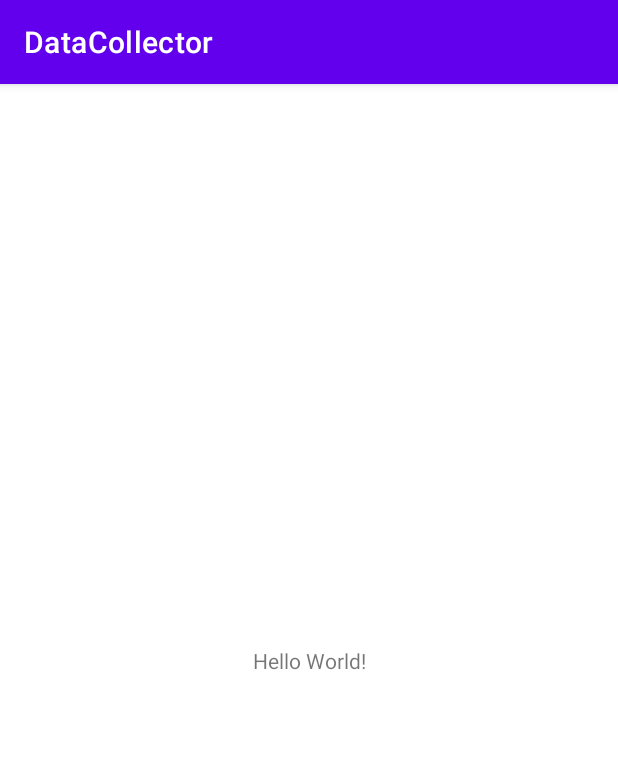
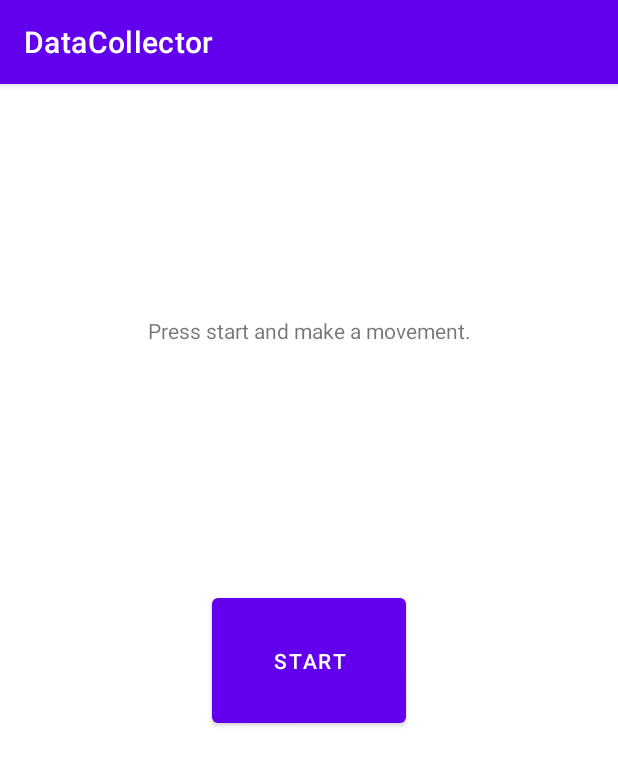
Before and after one commit to djocraveiro/duck-catch-and-fit, an Android app: the screen it shows after launch (MainActivity), on a phone screen of 412 x 824 dp. Shown: the top 766 px of the screen. Run offline under Robolectric (Android 15) with nearby library versions, the phone set to English and light mode, and no system bars.

Commit message:
Collect data to CSV

```diff
--- /dev/null
+++ b/DataCollector/app/src/main/java/com/duckcatchandfit/datacollector/CsvExporter.java
@@ -0,0 +1,97 @@
+package com.duckcatchandfit.datacollector;
+
+import android.Manifest;
+import android.app.Activity;
+import android.content.Context;
+import android.content.pm.PackageManager;
+import android.util.Log;
+import androidx.core.app.ActivityCompat;
+import androidx.core.content.ContextCompat;
+
+import java.io.IOException;
+import java.io.OutputStreamWriter;
+
+/* Sources:
+ * https://stackoverflow.com/questions/14376807/read-write-string-from-to-a-file-in-android
+ * https://www.geeksforgeeks.org/external-storage-in-android-with-example/
+ */
+public class CsvExporter {
+
+    //#region Fields
+
+    private final String fileName;
+    private final String colSeparator = ";";
+
+    //#endregion
+
+    //#region Initializers
+
+    public CsvExporter(String fileName) {
+        this.fileName = fileName;
+    }
+
+    //#endregion
+
+    //#region Public Methods
+
+    public boolean requestPermissions(Activity activity) {
+        return (requestReadExternalStoragePermission(activity) &&
+            requestWriteExternalStoragePermission(activity));
+    }
+
+    public void writeHeader(Context context, ICsvData data) {
+        writeToFile(context, data.toCsvHeader(this.colSeparator));
+    }
+
+    public void writeToFile(Context context, ICsvData data) {
+        writeToFile(context, data.toCsvRow(this.colSeparator));
+    }
+
+    public void writeToFile(Context context, String data) {
+        try {
+            OutputStreamWriter outputStreamWriter = new OutputStreamWriter(
+                context.openFileOutput(this.fileName, Context.MODE_PRIVATE));
+            outputStreamWriter.write(data);
+            outputStreamWriter.close();
+        }
+        catch (IOException ex) {
+            Log.e("Exception", "File write failed: " + ex);
+        }
+    }
+
+    //#endregion
+
+    //#region Private Methods
+
+    private boolean requestReadExternalStoragePermission(Activity activity) {
+        int canReadState = ContextCompat.checkSelfPermission(activity,
+            Manifest.permission.READ_EXTERNAL_STORAGE);
+
+        boolean canRead = canReadState != PackageManager.PERMISSION_GRANTED;
+
+        if (!canRead) {
+            ActivityCompat.requestPermissions(activity,
+                new String[] { Manifest.permission.READ_EXTERNAL_STORAGE },
+                canReadState);
+        }
+
+        return canRead;
+    }
+
+    private boolean requestWriteExternalStoragePermission(Activity activity) {
+        int canWriteState = ContextCompat.checkSelfPermission(activity,
+            Manifest.permission.WRITE_EXTERNAL_STORAGE);
+
+        boolean canWrite = canWriteState != PackageManager.PERMISSION_GRANTED;
+
+        if (!canWrite) {
+            ActivityCompat.requestPermissions(activity,
+                new String[] { Manifest.permission.WRITE_EXTERNAL_STORAGE },
+                canWriteState);
+        }
+
+        return canWrite;
+    }
+
+    //#endregion
+}
--- /dev/null
+++ b/DataCollector/app/src/main/java/com/duckcatchandfit/datacollector/HumanActivityReading.java
@@ -0,0 +1,114 @@
+package com.duckcatchandfit.datacollector;
+
+import android.annotation.SuppressLint;
+import androidx.annotation.NonNull;
+
+import java.text.SimpleDateFormat;
+import java.util.*;
+import java.util.stream.Collectors;
+
+import static java.util.stream.Collectors.toList;
+
+public class HumanActivityReading implements Cloneable, ICsvData {
+
+    //#region Constants
+
+    public static final String JUMP_LEFT = "jump_left";
+    public static final String JUMP_RIGHT = "jump_right";
+
+    //#endregion
+
+    //#region Fields
+
+    private final int instanceSize;
+    private Date startDate;
+    private Date endDate;
+    private List<float[]> accelerometerReadings;
+    private List<float[]> gyroscopeReadings;
+    private String label;
+
+    //#endregion
+
+    //#region Initializers
+
+    public HumanActivityReading(int instanceSize) {
+        this.instanceSize = instanceSize;
+        this.startDate = new Date();
+        this.endDate = new Date();
+        this.accelerometerReadings = new ArrayList<>(instanceSize);
+        this.gyroscopeReadings = new ArrayList<>(instanceSize);
+        this.label = "";
+    }
+
+    //#endregion
+
+    //#region Properties
+
+    public Date getStartDate() { return startDate; }
+    public void setStartDate(Date startDate) { this.startDate = startDate; }
+
+    public Date getEndDate() { return endDate; }
+    public void setEndDate(Date endDate) { this.endDate = endDate; }
+
+    public List<float[]> getAccelerometerReadings() { return accelerometerReadings; }
+
+    public List<float[]> getGyroscopeReadings() { return gyroscopeReadings; }
+
+    public String getLabel() { return label; }
+    public void setLabel(String label) { this.label = label; }
+
+    //#endregion
+
+    //#region Public Methods
+
+    //#region Cloneable Methods
+
+    @NonNull
+    @Override
+    public Object clone() {
+        HumanActivityReading clone = new HumanActivityReading(this.instanceSize);
+
+        clone.startDate = (Date)this.startDate.clone();
+        clone.endDate = (Date)this.endDate.clone();
+        clone.accelerometerReadings = this.accelerometerReadings.stream()
+            .map(float[]::clone).collect(toList());
+        clone.gyroscopeReadings = this.gyroscopeReadings.stream()
+                .map(float[]::clone).collect(toList());
+
+        return clone;
+    }
+
+    //#endregion
+
+    //#region ICsvData Methods
+
+    @Override
+    public String toCsvHeader(String colSeparator) {
+        return "startDate" + colSeparator +
+            "endDate" + colSeparator +
+            "accelerometer" + colSeparator +
+            "gyroscope" + colSeparator +
+            "label";
+    }
+
+    @Override
+    public String toCsvRow(String colSeparator) {
+        @SuppressLint("SimpleDateFormat")
+        SimpleDateFormat dateFormat = new SimpleDateFormat("yyyy-MM-dd'T'HH:mm:ss.SSSXXX");
+        dateFormat.setTimeZone(TimeZone.getTimeZone("UTC"));
+
+        return dateFormat.format(getStartDate()) + colSeparator +
+                dateFormat.format(getEndDate()) + colSeparator +
+            getAccelerometerReadings().stream()
+                .map(n -> Arrays.toString(n))
+                .collect(Collectors.joining(",", "[", "]")) + colSeparator +
+            getGyroscopeReadings().stream()
+                    .map(n -> Arrays.toString(n))
+                    .collect(Collectors.joining(",", "[", "]")) + colSeparator +
+            getLabel();
+    }
+
+    //#endregion
+
+    //#endregion
+}
--- /dev/null
+++ b/DataCollector/app/src/main/java/com/duckcatchandfit/datacollector/ICsvData.java
@@ -0,0 +1,9 @@
+package com.duckcatchandfit.datacollector;
+
+public interface ICsvData {
+
+    String toCsvHeader(String colSeparator);
+
+    String toCsvRow(String colSeparator);
+
+}
--- a/DataCollector/app/src/main/java/com/duckcatchandfit/datacollector/MainActivity.java
+++ b/DataCollector/app/src/main/java/com/duckcatchandfit/datacollector/MainActivity.java
@@ -1,13 +1,97 @@
 package com.duckcatchandfit.datacollector;
 
+import android.view.View;
+import android.widget.TextView;
+import android.widget.Toast;
 import androidx.appcompat.app.AppCompatActivity;
 import android.os.Bundle;
 
 public class MainActivity extends AppCompatActivity {
 
+    //#region Fields
+
+    private final DataCollector dataCollector = new DataCollector();
+    private  final CsvExporter csvExporter = new CsvExporter("test_file.csv");
+
+    //#endregion
+
+    //#region Public Methods
+
     @Override
     protected void onCreate(Bundle savedInstanceState) {
         super.onCreate(savedInstanceState);
         setContentView(R.layout.activity_main);
+
+        showMessage(getString(R.string.press_start_message));
     }
+
+    @Override
+    protected void onResume() {
+        super.onResume();
+
+        if (csvExporter.requestPermissions(this)) {
+            Toast.makeText(this, getString(R.string.ready), Toast.LENGTH_SHORT).show();
+            csvExporter.writeHeader(this, dataCollector.getReading());
+        }
+        else {
+            Toast.makeText(this, getString(R.string.permission_required), Toast.LENGTH_SHORT).show();
+        }
+    }
+
+    //#region Listeners
+
+    public void onStartClick(View v) {
+        setActivityRecording(true);
+
+        dataCollector.start(this);
+        showMessage(getString(R.string.report_movment_message));
+    }
+
+    public void onJumpLeftClick(View v) {
+        handleMovement(HumanActivityReading.JUMP_LEFT);
+    }
+
+    public void onJumpRightClick(View v) {
+        handleMovement(HumanActivityReading.JUMP_RIGHT);
+    }
+
+    //#endregion
+
+    //#endregion
+
+    //#region Private Methods
+
+    private void handleMovement(String label) {
+        setActivityRecording(false);
+
+        dataCollector.stop();
+
+        HumanActivityReading reading = dataCollector.getReading();
+        reading.setLabel(label);
+
+        csvExporter.writeToFile(this, reading);
+    }
+
+    private void showMessage(String message) {
+        TextView textView = findViewById(R.id.textView);
+        textView.setText(message);
+    }
+
+    private void setActivityRecording(boolean recording) {
+        int startVisibility = recording
+                ? View.INVISIBLE
+                : View.VISIBLE;
+
+        findViewById(R.id.buttonStart).setVisibility(startVisibility);
+
+        int movementsVisibility = recording
+                ? View.VISIBLE
+                : View.INVISIBLE;
+
+        findViewById(R.id.buttonJumpLeft).setVisibility(movementsVisibility);
+        findViewById(R.id.buttonJumpRight).setVisibility(movementsVisibility);
+    }
+
+    //#endregion
+
 }
--- a/DataCollector/app/src/main/res/layout/activity_main.xml
+++ b/DataCollector/app/src/main/res/layout/activity_main.xml
@@ -6,13 +6,42 @@
         android:layout_width="match_parent"
         android:layout_height="match_parent"
         tools:context=".MainActivity">
+    <Button
+            android:text="@string/start"
+            android:layout_width="0dp"
+            android:layout_height="wrap_content" android:id="@+id/buttonStart"
+            android:padding="32dp" android:layout_margin="4dp" android:layout_marginStart="18dp"
+            app:layout_constraintStart_toEndOf="@+id/buttonJumpLeft"
+            app:layout_constraintEnd_toStartOf="@+id/buttonJumpRight" android:layout_marginEnd="48dp"
+            app:layout_constraintTop_toTopOf="parent" android:layout_marginTop="318dp"
+            app:layout_constraintBottom_toBottomOf="parent" android:layout_marginBottom="632dp"
+            android:visibility="visible" android:onClick="onStartClick"/>
+    <Button
+            android:text="@string/jump_left"
+            android:layout_width="0dp"
+            android:layout_height="wrap_content" android:id="@+id/buttonJumpLeft"
+            android:padding="32dp" android:layout_margin="4dp" app:layout_constraintStart_toStartOf="parent"
+            android:layout_marginStart="16dp" app:layout_constraintEnd_toStartOf="@+id/buttonStart"
+            android:layout_marginEnd="32dp" app:layout_constraintTop_toTopOf="parent" android:layout_marginTop="310dp"
+            app:layout_constraintBottom_toBottomOf="parent" android:layout_marginBottom="616dp"
+            android:visibility="invisible" android:onClick="onJumpLeftClick"/>
+    <Button
+            android:text="@string/jump_right"
+            android:layout_width="0dp"
+            android:layout_height="wrap_content" android:id="@+id/buttonJumpRight"
+            android:padding="32dp" android:layout_margin="4dp" android:layout_marginStart="17dp"
+            app:layout_constraintStart_toEndOf="@+id/buttonStart" android:layout_marginEnd="56dp"
+            app:layout_constraintEnd_toEndOf="parent" app:layout_constraintTop_toTopOf="parent"
+            android:layout_marginTop="310dp" app:layout_constraintBottom_toBottomOf="parent"
+            android:layout_marginBottom="616dp" android:visibility="invisible" android:onClick="onJumpRightClick"/>
     <TextView
-            android:layout_width="wrap_content"
-            android:layout_height="wrap_content"
-            android:text="Hello World!"
-            app:layout_constraintBottom_toBottomOf="parent"
-            app:layout_constraintLeft_toLeftOf="parent"
-            app:layout_constraintRight_toRightOf="parent"
-            app:layout_constraintTop_toTopOf="parent"/>
-
+            android:text=""
+            android:layout_width="match_parent"
+            android:layout_height="wrap_content" android:id="@+id/textView"
+            android:padding="16dp" android:gravity="center"
+            android:layout_margin="8dp" app:layout_constraintStart_toStartOf="parent" android:layout_marginStart="8dp"
+            android:layout_marginEnd="8dp" app:layout_constraintEnd_toEndOf="parent"
+            app:layout_constraintHorizontal_bias="0.0" app:layout_constraintTop_toTopOf="parent"
+            android:layout_marginTop="80dp" android:layout_marginBottom="251dp"
+            app:layout_constraintBottom_toTopOf="@+id/buttonJumpLeft"/>
 </androidx.constraintlayout.widget.ConstraintLayout>
--- a/DataCollector/app/src/main/res/values/strings.xml
+++ b/DataCollector/app/src/main/res/values/strings.xml
@@ -1,3 +1,10 @@
 <resources>
     <string name="app_name">DataCollector</string>
+    <string name="jump_left">Jump Left</string>
+    <string name="jump_right">Jump Right</string>
+    <string name="start">Start</string>
+    <string name="ready">Ready</string>
+    <string name="permission_required">Permission required.</string>
+    <string name="press_start_message">Press start and make a movement.</string>
+    <string name="report_movment_message">What was your movement?</string>
 </resources>
```
Also changed, not shown: DataCollector/app/src/main/AndroidManifest.xml (+6 -4 lines), DataCollector/app/src/main/java/com/duckcatchandfit/datacollector/DataCollector.java (+93 -0 lines), 1 other file.
